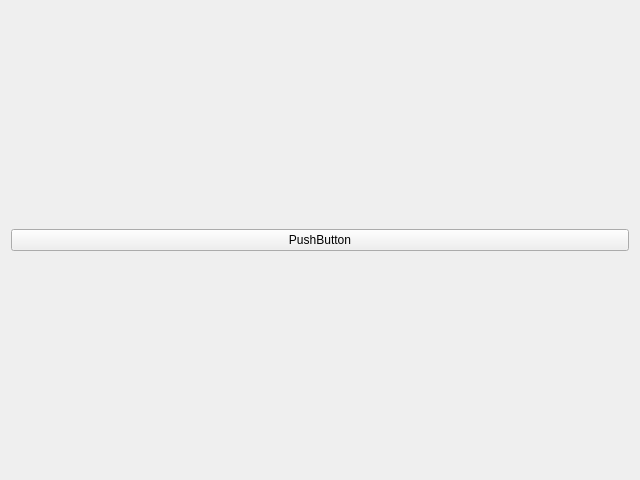
Old version of the form Label Helper/LabelingWidget.ui in the repository sublime09/ALJI.
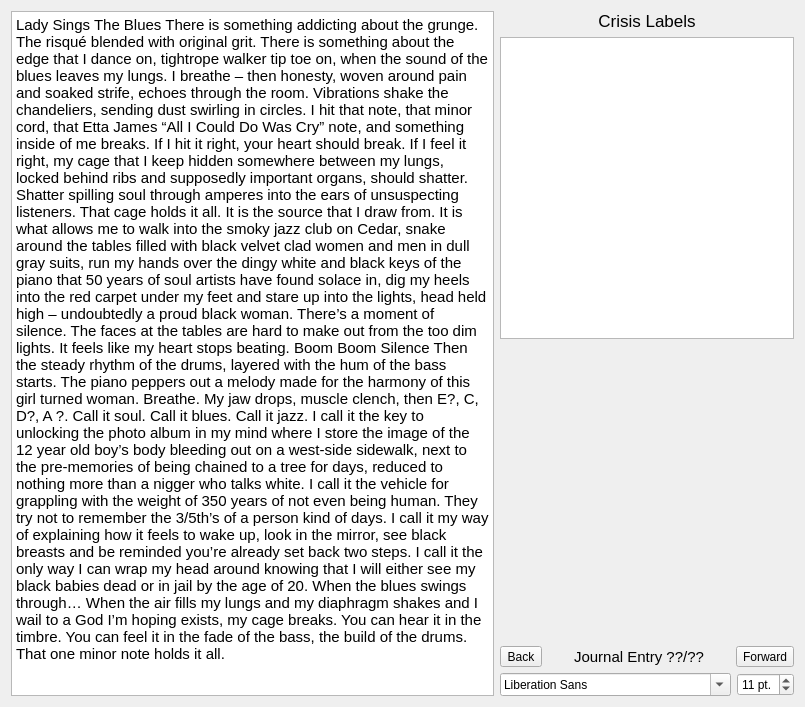
New version of the form. Icons and pictures are not drawn.

Commit message: adds full skeleton of Labeling Task Widget

Diff of the .ui file:
```diff
--- a/Label Helper/LabelingWidget.ui
+++ b/Label Helper/LabelingWidget.ui
@@ -6,21 +6,238 @@
    <rect>
     <x>0</x>
     <y>0</y>
-    <width>640</width>
-    <height>480</height>
+    <width>805</width>
+    <height>707</height>
    </rect>
   </property>
   <property name="windowTitle">
    <string>ALJI Label Helper Task</string>
   </property>
-  <layout class="QVBoxLayout" name="verticalLayout">
+  <layout class="QHBoxLayout" name="horizontalLayout">
    <item>
-    <widget class="QPushButton" name="pushButton">
-     <property name="text">
-      <string>PushButton</string>
+    <widget class="QTextEdit" name="JournalEntryText">
+     <property name="sizePolicy">
+      <sizepolicy hsizetype="Expanding" vsizetype="Expanding">
+       <horstretch>1</horstretch>
+       <verstretch>0</verstretch>
+      </sizepolicy>
+     </property>
+     <property name="font">
+      <font>
+       <family>Segoe UI</family>
+       <pointsize>11</pointsize>
+      </font>
+     </property>
+     <property name="mouseTracking">
+      <bool>true</bool>
+     </property>
+     <property name="lineWidth">
+      <number>1</number>
+     </property>
+     <property name="documentTitle">
+      <string/>
+     </property>
+     <property name="readOnly">
+      <bool>true</bool>
+     </property>
+     <property name="html">
+      <string>Lady Sings The Blues
+
+There is something addicting about the grunge. The risqué blended with original grit. There is something about the edge that I dance on, tightrope walker tip toe on, when the sound of the blues leaves my lungs. I breathe – then honesty, woven around pain and soaked strife, echoes through the room. Vibrations shake the chandeliers, sending dust swirling in circles. I hit that note, that minor cord, that Etta James “All I Could Do Was Cry” note, and something inside of me breaks. If I hit it right, your heart should break. If I feel it right, my cage that I keep hidden somewhere between my lungs, locked behind ribs and supposedly important organs, should shatter. Shatter spilling soul through amperes into the ears of unsuspecting listeners.
+
+That cage holds it all.
+
+It is the source that I draw from. It is what allows me to walk into the smoky jazz club on Cedar, snake around the tables filled with black velvet clad women and men in dull gray suits, run my hands over the dingy white and black keys of the piano that 50 years of soul artists have found solace in, dig my heels into the red carpet under my feet and stare up into the lights, head held high – undoubtedly a proud black woman. There’s a moment of silence. The faces at the tables are hard to make out from the too dim lights. It feels like my heart stops beating.
+
+Boom
+
+Boom
+
+Silence
+
+Then the steady rhythm of the drums, layered with the hum of the bass starts. The piano peppers out a melody made for the harmony of this girl turned woman. Breathe. My jaw drops, muscle clench, then E?, C, D?, A ?.
+
+Call it soul.
+
+Call it blues.
+
+Call it jazz.
+
+I call it the key to unlocking the photo album in my mind where I store the image of the 12 year old boy’s body bleeding out on a west-side sidewalk, next to the pre-memories of being chained to a tree for days, reduced to nothing more than a nigger who talks white. I call it the vehicle for grappling with the weight of 350 years of not even being human. They try not to remember the 3/5th’s of a person kind of days. I call it my way of explaining how it feels to wake up, look in the mirror, see black breasts and be reminded you’re already set back two steps. I call it the only way I can wrap my head around knowing that I will either see my black babies dead or in jail by the age of 20.
+
+When the blues swings through…
+
+When the air fills my lungs and my diaphragm shakes and I wail to a God I’m hoping exists, my cage breaks. You can hear it in the timbre. You can feel it in the fade of the bass, the build of the drums. That one minor note holds it all.
+      </string>
+     </property>
+     <property name="acceptRichText">
+      <bool>false</bool>
+     </property>
+     <property name="placeholderText">
+      <string>PLACEHOLDER TEXT</string>
      </property>
     </widget>
    </item>
+   <item>
+    <layout class="QVBoxLayout" name="LabelingLayout">
+     <item>
+      <widget class="QLabel" name="CrisisTitleLabel">
+       <property name="font">
+        <font>
+         <pointsize>13</pointsize>
+        </font>
+       </property>
+       <property name="text">
+        <string>Crisis Labels</string>
+       </property>
+       <property name="alignment">
+        <set>Qt::AlignCenter</set>
+       </property>
+      </widget>
+     </item>
+     <item>
+      <widget class="QListWidget" name="CrisisListWidget">
+       <property name="sizePolicy">
+        <sizepolicy hsizetype="Expanding" vsizetype="Expanding">
+         <horstretch>0</horstretch>
+         <verstretch>0</verstretch>
+        </sizepolicy>
+       </property>
+       <property name="mouseTracking">
+        <bool>true</bool>
+       </property>
+      </widget>
+     </item>
+     <item>
+      <spacer name="verticalSpacer">
+       <property name="orientation">
+        <enum>Qt::Vertical</enum>
+       </property>
+       <property name="sizeHint" stdset="0">
+        <size>
+         <width>20</width>
+         <height>40</height>
+        </size>
+       </property>
+      </spacer>
+     </item>
+     <item>
+      <layout class="QHBoxLayout" name="NavLayout">
+       <item>
+        <widget class="QToolButton" name="BackButton">
+         <property name="sizePolicy">
+          <sizepolicy hsizetype="Expanding" vsizetype="Fixed">
+           <horstretch>0</horstretch>
+           <verstretch>0</verstretch>
+          </sizepolicy>
+         </property>
+         <property name="text">
+          <string>Back</string>
+         </property>
+         <property name="icon">
+          <iconset>
+           <normaloff>images/back.png</normaloff>images/back.png</iconset>
+         </property>
+         <property name="iconSize">
+          <size>
+           <width>20</width>
+           <height>20</height>
+          </size>
+         </property>
+         <property name="shortcut">
+          <string>Ctrl+Left</string>
+         </property>
+        </widget>
+       </item>
+       <item>
+        <widget class="QLabel" name="TaskNumberLabel">
+         <property name="sizePolicy">
+          <sizepolicy hsizetype="Preferred" vsizetype="Preferred">
+           <horstretch>1</horstretch>
+           <verstretch>0</verstretch>
+          </sizepolicy>
+         </property>
+         <property name="font">
+          <font>
+           <pointsize>11</pointsize>
+          </font>
+         </property>
+         <property name="text">
+          <string>Journal Entry ??/??</string>
+         </property>
+         <property name="alignment">
+          <set>Qt::AlignCenter</set>
+         </property>
+        </widget>
+       </item>
+       <item>
+        <widget class="QToolButton" name="ForwardButton">
+         <property name="text">
+          <string>Forward</string>
+         </property>
+         <property name="icon">
+          <iconset>
+           <normaloff>images/forward.png</normaloff>images/forward.png</iconset>
+         </property>
+         <property name="iconSize">
+          <size>
+           <width>20</width>
+           <height>20</height>
+          </size>
+         </property>
+         <property name="shortcut">
+          <string>Ctrl+Right</string>
+         </property>
+        </widget>
+       </item>
+      </layout>
+     </item>
+     <item>
+      <layout class="QHBoxLayout" name="FontLayout">
+       <item>
+        <widget class="QFontComboBox" name="fontComboBox">
+         <property name="sizePolicy">
+          <sizepolicy hsizetype="Minimum" vsizetype="Preferred">
+           <horstretch>0</horstretch>
+           <verstretch>0</verstretch>
+          </sizepolicy>
+         </property>
+         <property name="fontFilters">
+          <set>QFontComboBox::ProportionalFonts</set>
+         </property>
+         <property name="currentFont">
+          <font>
+           <family>Segoe UI</family>
+          </font>
+         </property>
+        </widget>
+       </item>
+       <item>
+        <widget class="QSpinBox" name="PointSizeSpinBox">
+         <property name="sizePolicy">
+          <sizepolicy hsizetype="Minimum" vsizetype="Fixed">
+           <horstretch>0</horstretch>
+           <verstretch>0</verstretch>
+          </sizepolicy>
+         </property>
+         <property name="suffix">
+          <string> pt.</string>
+         </property>
+         <property name="minimum">
+          <number>5</number>
+         </property>
+         <property name="maximum">
+          <number>30</number>
+         </property>
+         <property name="value">
+          <number>11</number>
+         </property>
+        </widget>
+       </item>
+      </layout>
+     </item>
+    </layout>
+   </item>
   </layout>
  </widget>
  <resources/>
```
Left out of the diff: 32 changed lines with no effect on the pictures. The commit also changes 1 other file.
